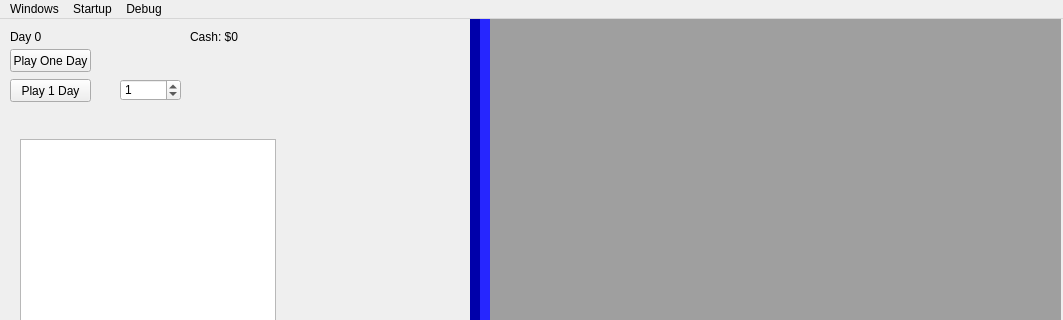
Above: ui_files/main_screen.ui from ChemData/horses before the change; both pictures show x 0 to 1063 and y 0 to 320 of the 1063 by 977 pixel window. Below: the same form after it.
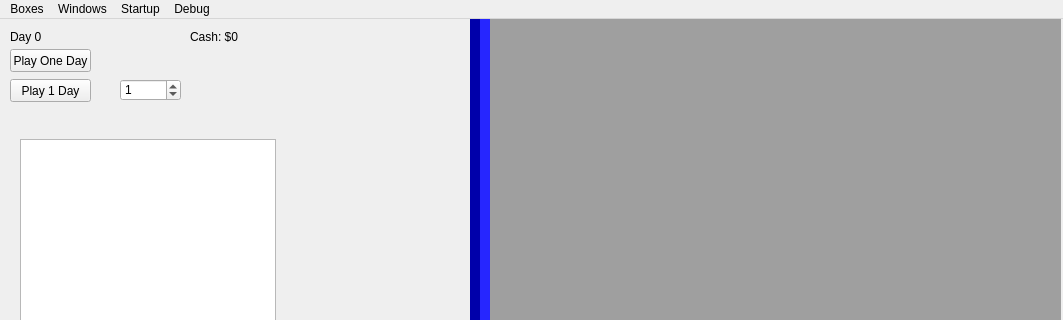
That is the form after the change.

Commit message:
Added naming dialog box.
This UI file should have been included in an earlier commit.

Diff of the .ui file:
```diff
--- a/ui_files/main_screen.ui
+++ b/ui_files/main_screen.ui
@@ -152,7 +152,7 @@
    </property>
    <widget class="QMenu" name="menuWindows">
     <property name="title">
-     <string>Windows</string>
+     <string>Boxes</string>
     </property>
     <addaction name="actionBreeding"/>
     <addaction name="actionTrading"/>
@@ -176,7 +176,14 @@
     <addaction name="action20_Year"/>
     <addaction name="actionLoad_Saved"/>
    </widget>
+   <widget class="QMenu" name="menuWindows_2">
+    <property name="title">
+     <string>Windows</string>
+    </property>
+    <addaction name="actionPedigree"/>
+   </widget>
    <addaction name="menuWindows"/>
+   <addaction name="menuWindows_2"/>
    <addaction name="menuStartup"/>
    <addaction name="menuDebug"/>
   </widget>
```
Left out of the diff: 1 changed line with no effect on the pictures. The commit also changes 1 other file.
